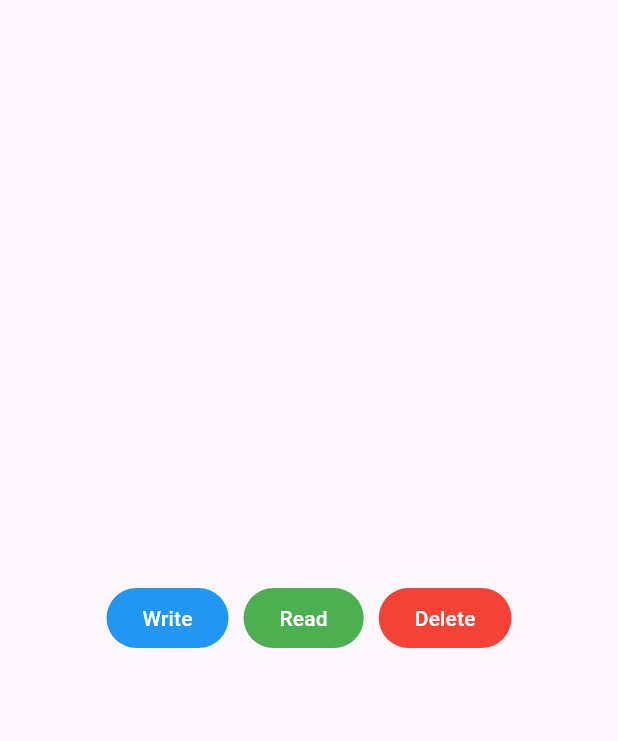
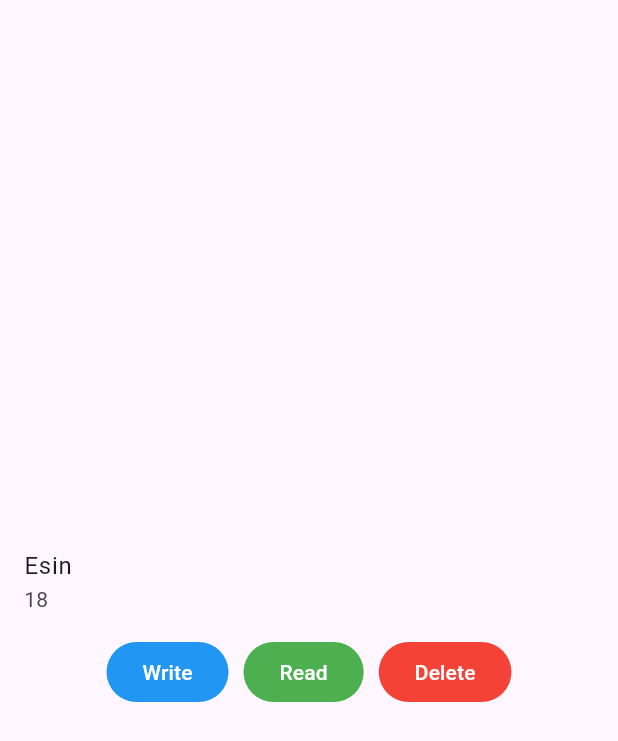
Before and after one commit to EsinShadrach/learning_hive, a Flutter app: the screen it shows after launch, after a tap on "Write", on a phone screen of 412 x 824 dp. Shown: the top 741 px of the screen. Run offline on Flutter 3.47's test engine with Material 3 defaults, Android fonts, the phone set to English and light mode, and no system bars; our stand-ins replace hive, hive_flutter; accounts and stored records are empty.

```diff
--- a/lib/screens/home_page.dart
+++ b/lib/screens/home_page.dart
@@ -17,7 +17,7 @@ class _HomePageState extends State<HomePage> {
     _myBox.put(
       1,
       User(
-        name: "Rafe",
+        name: "Esin",
         age: 18,
       ),
     );
@@ -35,7 +35,27 @@ class _HomePageState extends State<HomePage> {
   Widget build(BuildContext context) {
     return Scaffold(
       body: Center(
-        child: Row(
+        child: Column(
+          mainAxisAlignment: MainAxisAlignment.center,
+          crossAxisAlignment: CrossAxisAlignment.center,
+          children: [
+            ValueListenableBuilder(
+              valueListenable: _myBox.listenable(),
+              builder: (context, Box<User> box, widget) {
+                return ListView.builder(
+                  shrinkWrap: true,
+                  itemCount: box.length,
+                  itemBuilder: (context, index) {
+                    final user = box.getAt(index);
+                    return ListTile(
+                      title: Text(user!.name),
+                      subtitle: Text(user.age.toString()),
+                    );
+                  },
+                );
+              },
+            ),
+            Row(
               mainAxisAlignment: MainAxisAlignment.center,
               children: [
                 FilledButton(
@@ -63,6 +83,8 @@ class _HomePageState extends State<HomePage> {
                 ),
               ],
             ),
+          ],
+        ),
       ),
     );
   }
```
Also changed, not shown: pubspec.lock. Lines whose indentation alone changed are shown as unchanged.
